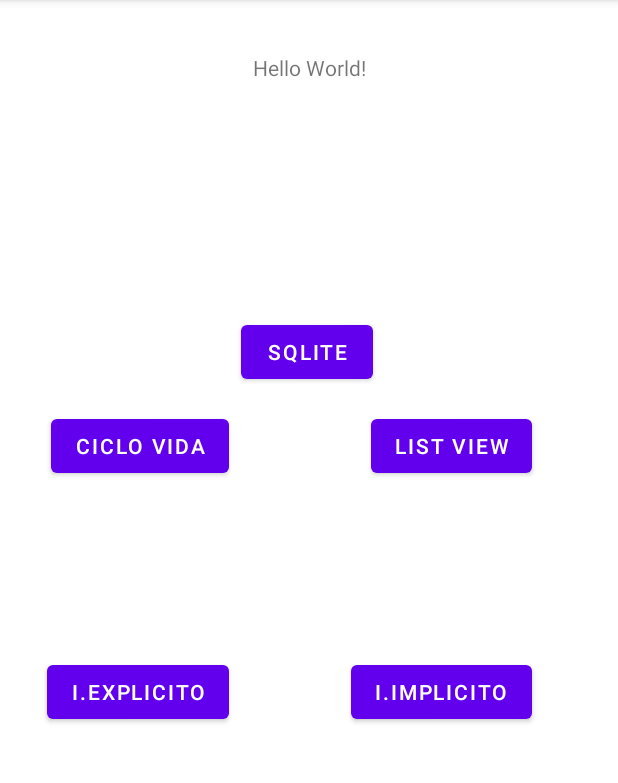
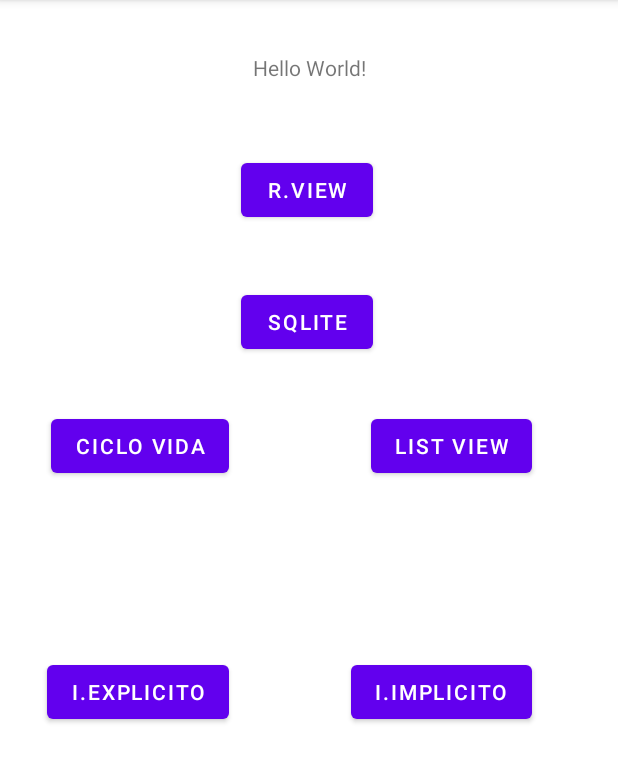
Before and after one commit to 2022B-computacion-moviles/Jorge-Eduardo-Leines-Proa-o-Moviles, an Android app: the screen it shows after launch (MainActivity), on a phone screen of 412 x 824 dp, the part 84-867 px from its top. Run offline under Robolectric (Android 15) with nearby library versions, the phone set to English and light mode, and no system bars.

Commit message:
// Recycler View

```diff
--- a/01-Android-V2/app/src/main/java/com/example/movcompjelp/MainActivity.kt
+++ b/01-Android-V2/app/src/main/java/com/example/movcompjelp/MainActivity.kt
@@ -77,6 +77,11 @@ class MainActivity : AppCompatActivity() {
         botonSQL.setOnClickListener{
             abrirActividadConParametros(ECrudEntrenador::class.java)
         }
+
+        val botonRView = findViewById<Button>(R.id.btn_recycler_view)
+        botonRView.setOnClickListener{
+            abrirActividadConParametros(GRecyclerView::class.java)
+        }
     }
 
     fun irActividad(clase: Class<*>){
--- a/01-Android-V2/app/src/main/res/layout/activity_main.xml
+++ b/01-Android-V2/app/src/main/res/layout/activity_main.xml
@@ -67,11 +67,22 @@
         android:id="@+id/btn_sqlite"
         android:layout_width="wrap_content"
         android:layout_height="wrap_content"
-        android:layout_marginTop="156dp"
+        android:layout_marginTop="136dp"
         android:text="SQLite"
         app:layout_constraintEnd_toEndOf="@+id/textView"
         app:layout_constraintHorizontal_bias="0.636"
         app:layout_constraintStart_toStartOf="@+id/textView"
         app:layout_constraintTop_toBottomOf="@+id/textView" />
 
+    <Button
+        android:id="@+id/btn_recycler_view"
+        android:layout_width="wrap_content"
+        android:layout_height="wrap_content"
+        android:layout_marginBottom="40dp"
+        android:text="R.view"
+        app:layout_constraintBottom_toTopOf="@+id/btn_sqlite"
+        app:layout_constraintEnd_toEndOf="@+id/btn_sqlite"
+        app:layout_constraintHorizontal_bias="0.0"
+        app:layout_constraintStart_toStartOf="@+id/btn_sqlite" />
+
 </androidx.constraintlayout.widget.ConstraintLayout>
```
Also changed, not shown: 01-Android-V2/app/src/main/AndroidManifest.xml (+11 -1 lines), 01-Android-V2/app/src/main/java/com/example/movcompjelp/GRecyclerView.kt (added, +11 -0 lines), 01-Android-V2/app/src/main/res/layout/activity_grecycler_view.xml (added, +7 -0 lines), 01-Android-V2/app/src/main/res/layout/recycler_view_vista.xml (added, +45 -0 lines).
